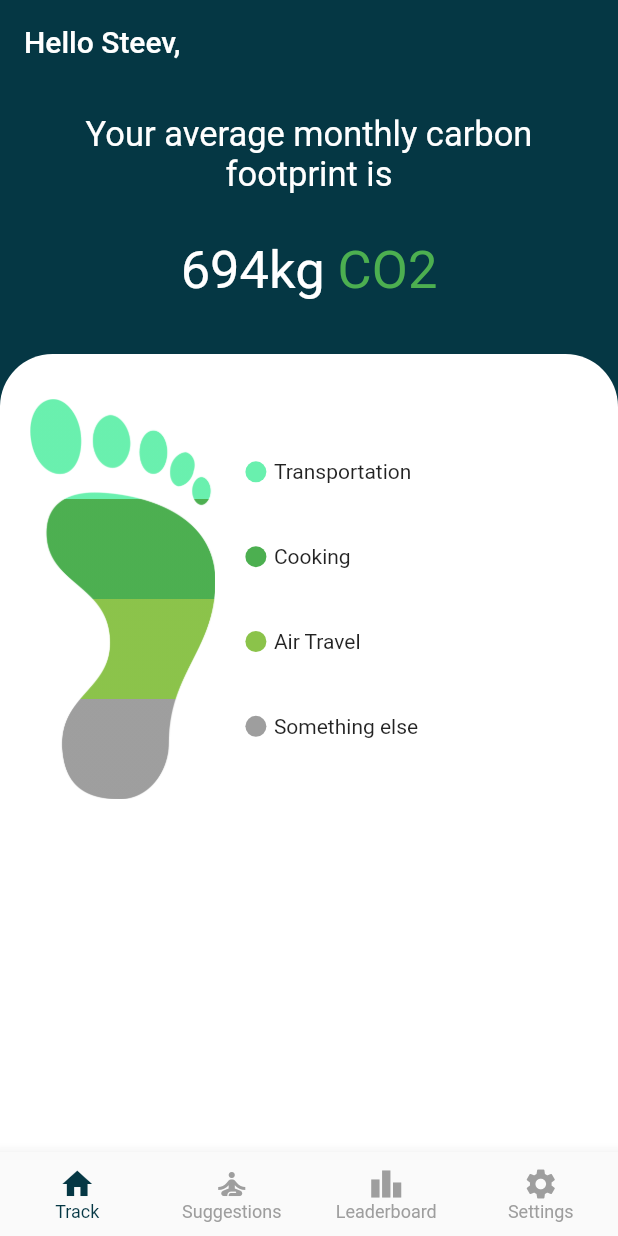
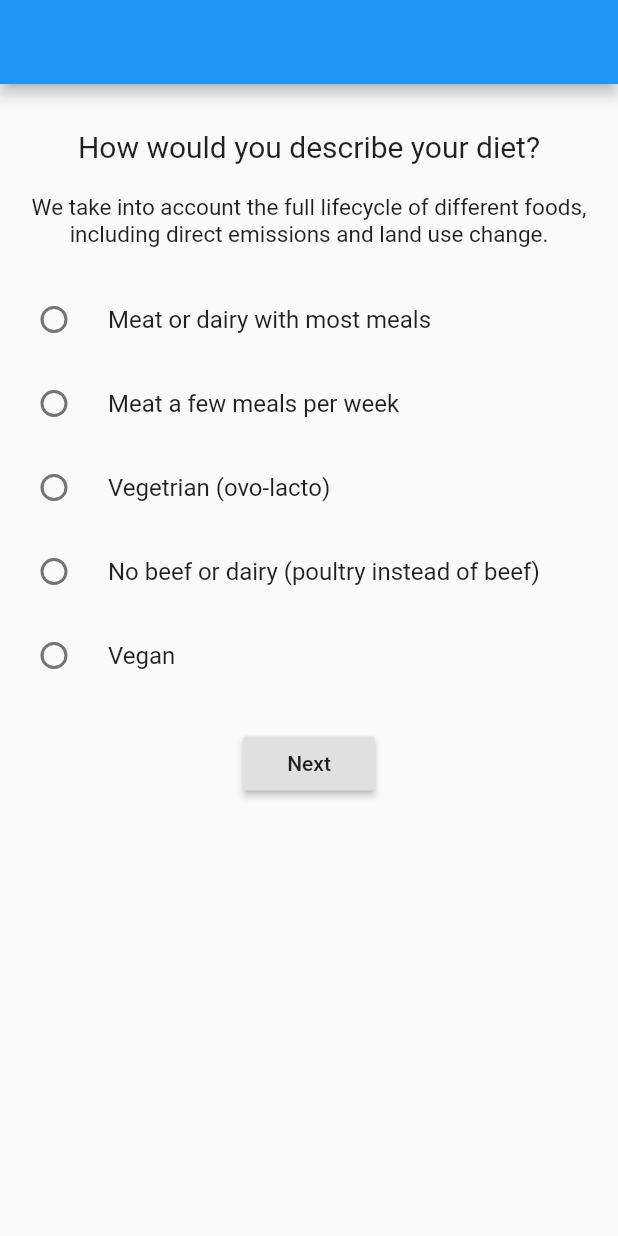
Before and after one commit to steevjames/Nirmaan-Project, a Flutter app: the screen it shows after launch, on a phone screen of 412 x 824 dp. Run offline on Flutter 3.47's test engine with Material 2 defaults, Android fonts, the phone set to English and light mode, and no system bars; our stand-ins replace font_awesome_flutter, google_sign_in, introduction_screen.

Commit message:
Functionality of questions added

```diff
--- /dev/null
+++ b/lib/Components/alertDialog.dart
@@ -0,0 +1,11 @@
+import 'package:flutter/material.dart';
+
+alertDialog({@required text, @required context}) {
+  showDialog(
+      context: context,
+      builder: (context) {
+        return AlertDialog(
+          content: Text(text),
+        );
+      });
+}
--- /dev/null
+++ b/lib/Questions/questions.dart
@@ -0,0 +1,146 @@
+import 'package:carbonfootprint/Components/alertDialog.dart';
+import 'package:flutter/material.dart';
+
+class Question extends StatefulWidget {
+  @override
+  _QuestionState createState() => _QuestionState();
+}
+
+class _QuestionState extends State<Question> {
+  List<Map<String, dynamic>> questions = [
+    {
+      "question": "How would you describe your diet?",
+      "description":
+          "We take into account the full lifecycle of different foods, including direct emissions and land use change.",
+      "options": [
+        {"option": "Meat or dairy with most meals", "impact": 3},
+        {"option": "Meat a few meals per week", "impact": 10},
+        {"option": "Vegetrian (ovo-lacto)", "impact": 15},
+        {"option": "No beef or dairy (poultry instead of beef)", "impact": 5},
+        {"option": "Vegan", "impact": 1},
+      ]
+    },
+    {
+      "question":
+          "How much of the food you buy is seasonal and localy sourced?",
+      "description":
+          "Approximately 6 to 11% of food's carbon footprint comes from its transport and storage.",
+      "options": [
+        {"option": "I only buy local and seasonal food", "impact": 8},
+        {"option": "I mostly eat local and seasonal food", "impact": 15},
+        {
+          "option":
+              "I avoid flown in foods but otherwise I don’t consider distance travelled when buying food",
+          "impact": 7
+        },
+        {"option": "No beef or dairy (poultry instead of beef)", "impact": 11},
+        {
+          "option": "I don’t consider distance travelled when buying food",
+          "impact": 12
+        },
+      ],
+    },
+    {
+      "question": "How much of the food you buy goes to waste?",
+      "description":
+          "This represents the percentage of all the food you buy that goes to waste. This excludes unedible parts.",
+      "options": [
+        {"option": "0 - 10%", "impact": 4},
+        {"option": "10 - 20%", "impact": 3},
+        {"option": "20 - 30%", "impact": 2},
+        {"option": "30 - 40%", "impact": 1},
+      ]
+    },
+    {
+      "question": "What percentage of household waste do you recycle?",
+      "description": "plastic, metals, glass, paper and cardboard.",
+      "options": [
+        {"option": "0%", "impact": 45},
+        {"option": "20%", "impact": 35},
+        {"option": "50%", "impact": 25},
+        {"option": "80%", "impact": 15},
+        {"option": "100%", "impact": 1},
+      ]
+    },
+  ];
+  var totalImpact = 0;
+
+  int selectedIndex = 0;
+  int selectedRadio = -1;
+
+  @override
+  Widget build(BuildContext context) {
+    return Scaffold(
+      appBar: AppBar(),
+      body: Column(
+        children: [
+              SizedBox(height: 30),
+              Text(
+                questions[selectedIndex]["question"],
+                style: TextStyle(fontSize: 20, color: Colors.black87),
+                textAlign: TextAlign.center,
+              ),
+              SizedBox(height: 20),
+              Text(
+                questions[selectedIndex]["description"],
+                style: TextStyle(fontSize: 15, color: Colors.black87),
+                textAlign: TextAlign.center,
+              ),
+              SizedBox(height: 20),
+            ] +
+            List.generate(
+              questions[selectedIndex]["options"].length,
+              (index) => RadioListTile(
+                value: index,
+                groupValue: selectedRadio,
+                onChanged: (option) {
+                  setState(() {
+                    selectedRadio = option;
+                  });
+                },
+                title:
+                    Text(questions[selectedIndex]["options"][index]["option"]),
+              ),
+            ) +
+            [
+              SizedBox(height: 20),
+              RaisedButton(
+                child: Text(
+                  selectedIndex == questions.length - 1 ? "Submit" : "Next",
+                ),
+                onPressed: () {
+                  // If last question
+                  if (selectedIndex == questions.length - 1) {
+                    alertDialog(
+                        text: "Total impact is " +
+                            (totalImpact +
+                                    questions[selectedIndex]["options"]
+                                        [selectedRadio]["impact"])
+                                .toString(),
+                        context: context);
+                  }
+                  // If not last question
+                  else {
+                    if (selectedRadio == -1)
+                      alertDialog(text: "Select an option", context: context);
+                    else
+                      setState(() {
+                        totalImpact += questions[selectedIndex]["options"]
+                            [selectedRadio]["impact"];
+                        selectedIndex += 1;
+                        selectedRadio = -1;
+                      });
+                  }
+                },
+              ),
+              // RaisedButton(
+              //   child: Text("Show value"),
+              //   onPressed: () {
+              //     print("Impact is $totalImpact");
+              //   },
+              // )
+            ],
+      ),
+    );
+  }
+}
--- a/lib/main.dart
+++ b/lib/main.dart
@@ -1,4 +1,5 @@
 import 'package:carbonfootprint/Navigation/navigation.dart';
+import 'package:carbonfootprint/Questions/questions.dart';
 import 'package:flutter/material.dart';
 import 'package:carbonfootprint/Login/login.dart';
 
@@ -15,7 +16,7 @@ class MyApp extends StatelessWidget {
         primarySwatch: Colors.blue,
         visualDensity: VisualDensity.adaptivePlatformDensity,
       ),
-      home: NavigationBar(),
+      home: Question(),
     );
   }
 }
```
